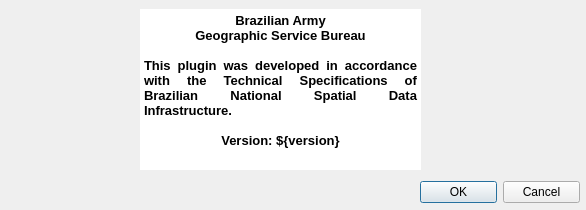
Qt form DsgTools/gui/AboutAndFurtherInfo/ui_about.ui (dsgoficial/DsgTools) before a commit.
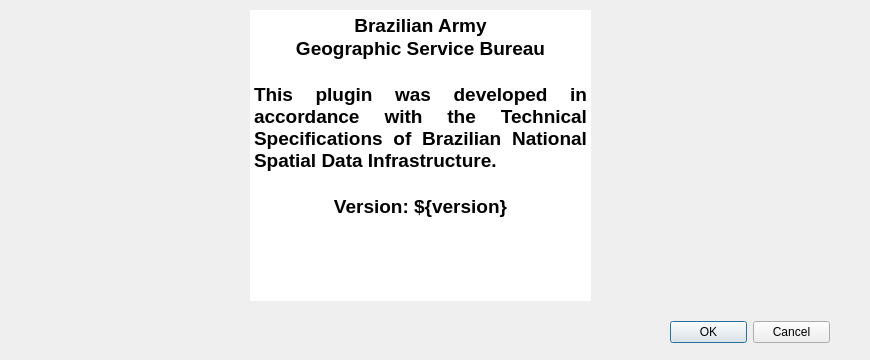
The same form after that commit. Icons and pictures are not drawn.

```diff
--- a/DsgTools/gui/AboutAndFurtherInfo/ui_about.ui
+++ b/DsgTools/gui/AboutAndFurtherInfo/ui_about.ui
@@ -6,18 +6,36 @@
    <rect>
     <x>0</x>
     <y>0</y>
-    <width>586</width>
-    <height>210</height>
+    <width>870</width>
+    <height>360</height>
    </rect>
   </property>
+  <property name="sizePolicy">
+   <sizepolicy hsizetype="Fixed" vsizetype="Fixed">
+    <horstretch>0</horstretch>
+    <verstretch>0</verstretch>
+   </sizepolicy>
+  </property>
+  <property name="minimumSize">
+   <size>
+    <width>870</width>
+    <height>360</height>
+   </size>
+  </property>
+  <property name="maximumSize">
+   <size>
+    <width>870</width>
+    <height>360</height>
+   </size>
+  </property>
   <property name="windowTitle">
    <string>About</string>
   </property>
   <widget class="QDialogButtonBox" name="buttonBox">
    <property name="geometry">
     <rect>
-     <x>420</x>
-     <y>180</y>
+     <x>670</x>
+     <y>320</y>
      <width>160</width>
      <height>25</height>
     </rect>
@@ -32,12 +50,18 @@
   <widget class="QLabel" name="label">
    <property name="geometry">
     <rect>
-     <x>430</x>
-     <y>10</y>
-     <width>151</width>
-     <height>161</height>
+     <x>550</x>
+     <y>20</y>
+     <width>331</width>
+     <height>271</height>
     </rect>
    </property>
+   <property name="sizePolicy">
+    <sizepolicy hsizetype="Fixed" vsizetype="Fixed">
+     <horstretch>0</horstretch>
+     <verstretch>0</verstretch>
+    </sizepolicy>
+   </property>
    <property name="text">
     <string/>
    </property>
@@ -53,10 +77,16 @@
     <rect>
      <x>9</x>
      <y>9</y>
-     <width>121</width>
-     <height>161</height>
+     <width>221</width>
+     <height>291</height>
     </rect>
    </property>
+   <property name="sizePolicy">
+    <sizepolicy hsizetype="Fixed" vsizetype="Fixed">
+     <horstretch>0</horstretch>
+     <verstretch>0</verstretch>
+    </sizepolicy>
+   </property>
    <property name="text">
     <string/>
    </property>
@@ -73,12 +103,18 @@
    </property>
    <property name="geometry">
     <rect>
-     <x>140</x>
-     <y>9</y>
-     <width>281</width>
-     <height>161</height>
+     <x>250</x>
+     <y>10</y>
+     <width>341</width>
+     <height>291</height>
     </rect>
    </property>
+   <property name="sizePolicy">
+    <sizepolicy hsizetype="Fixed" vsizetype="Fixed">
+     <horstretch>0</horstretch>
+     <verstretch>0</verstretch>
+    </sizepolicy>
+   </property>
    <property name="frameShape">
     <enum>QFrame::NoFrame</enum>
    </property>
@@ -89,13 +125,13 @@
     <string>&lt;!DOCTYPE HTML PUBLIC &quot;-//W3C//DTD HTML 4.0//EN&quot; &quot;http://www.w3.org/TR/REC-html40/strict.dtd&quot;&gt;
 &lt;html&gt;&lt;head&gt;&lt;meta name=&quot;qrichtext&quot; content=&quot;1&quot; /&gt;&lt;style type=&quot;text/css&quot;&gt;
 p, li { white-space: pre-wrap; }
-&lt;/style&gt;&lt;/head&gt;&lt;body style=&quot; font-family:'.SF NS Text'; font-size:13pt; font-weight:400; font-style:normal;&quot;&gt;
-&lt;p align=&quot;center&quot; style=&quot; margin-top:0px; margin-bottom:0px; margin-left:0px; margin-right:0px; -qt-block-indent:0; text-indent:0px;&quot;&gt;&lt;span style=&quot; font-family:'MS Shell Dlg 2'; font-size:10pt; font-weight:600;&quot;&gt;Brazilian Army&lt;/span&gt;&lt;/p&gt;
-&lt;p align=&quot;center&quot; style=&quot; margin-top:0px; margin-bottom:0px; margin-left:0px; margin-right:0px; -qt-block-indent:0; text-indent:0px;&quot;&gt;&lt;span style=&quot; font-family:'MS Shell Dlg 2'; font-size:10pt; font-weight:600;&quot;&gt;Geographic Service Bureau&lt;/span&gt;&lt;/p&gt;
-&lt;p align=&quot;center&quot; style=&quot;-qt-paragraph-type:empty; margin-top:0px; margin-bottom:0px; margin-left:0px; margin-right:0px; -qt-block-indent:0; text-indent:0px; font-family:'MS Shell Dlg 2'; font-size:10pt; font-weight:600;&quot;&gt;&lt;br /&gt;&lt;/p&gt;
-&lt;p align=&quot;justify&quot; style=&quot; margin-top:0px; margin-bottom:0px; margin-left:0px; margin-right:0px; -qt-block-indent:0; text-indent:0px;&quot;&gt;&lt;span style=&quot; font-family:'MS Shell Dlg 2'; font-size:10pt; font-weight:600;&quot;&gt;This plugin was developed in accordance with the Technical Specifications of Brazilian National Spatial Data Infrastructure.&lt;/span&gt;&lt;/p&gt;
-&lt;p align=&quot;justify&quot; style=&quot;-qt-paragraph-type:empty; margin-top:0px; margin-bottom:0px; margin-left:0px; margin-right:0px; -qt-block-indent:0; text-indent:0px; font-family:'MS Shell Dlg 2'; font-size:10pt; font-weight:600;&quot;&gt;&lt;br /&gt;&lt;/p&gt;
-&lt;p align=&quot;center&quot; style=&quot; margin-top:0px; margin-bottom:0px; margin-left:0px; margin-right:0px; -qt-block-indent:0; text-indent:0px;&quot;&gt;&lt;span style=&quot; font-family:'MS Shell Dlg 2'; font-size:10pt; font-weight:600;&quot;&gt;Version: ${version}&lt;/span&gt;&lt;/p&gt;&lt;/body&gt;&lt;/html&gt;</string>
+&lt;/style&gt;&lt;/head&gt;&lt;body style=&quot; font-family:'MS Shell Dlg 2'; font-size:8.25pt; font-weight:400; font-style:normal;&quot;&gt;
+&lt;p align=&quot;center&quot; style=&quot; margin-top:0px; margin-bottom:0px; margin-left:0px; margin-right:0px; -qt-block-indent:0; text-indent:0px;&quot;&gt;&lt;span style=&quot; font-size:14pt; font-weight:600;&quot;&gt;Brazilian Army&lt;/span&gt;&lt;/p&gt;
+&lt;p align=&quot;center&quot; style=&quot; margin-top:0px; margin-bottom:0px; margin-left:0px; margin-right:0px; -qt-block-indent:0; text-indent:0px;&quot;&gt;&lt;span style=&quot; font-size:14pt; font-weight:600;&quot;&gt;Geographic Service Bureau&lt;/span&gt;&lt;/p&gt;
+&lt;p align=&quot;center&quot; style=&quot;-qt-paragraph-type:empty; margin-top:0px; margin-bottom:0px; margin-left:0px; margin-right:0px; -qt-block-indent:0; text-indent:0px; font-size:14pt; font-weight:600;&quot;&gt;&lt;br /&gt;&lt;/p&gt;
+&lt;p align=&quot;justify&quot; style=&quot; margin-top:0px; margin-bottom:0px; margin-left:0px; margin-right:0px; -qt-block-indent:0; text-indent:0px;&quot;&gt;&lt;span style=&quot; font-size:14pt; font-weight:600;&quot;&gt;This plugin was developed in accordance with the Technical Specifications of Brazilian National Spatial Data Infrastructure.&lt;/span&gt;&lt;/p&gt;
+&lt;p align=&quot;justify&quot; style=&quot;-qt-paragraph-type:empty; margin-top:0px; margin-bottom:0px; margin-left:0px; margin-right:0px; -qt-block-indent:0; text-indent:0px; font-size:14pt; font-weight:600;&quot;&gt;&lt;br /&gt;&lt;/p&gt;
+&lt;p align=&quot;center&quot; style=&quot; margin-top:0px; margin-bottom:0px; margin-left:0px; margin-right:0px; -qt-block-indent:0; text-indent:0px;&quot;&gt;&lt;span style=&quot; font-size:14pt; font-weight:600;&quot;&gt;Version: ${version}&lt;/span&gt;&lt;/p&gt;&lt;/body&gt;&lt;/html&gt;</string>
    </property>
   </widget>
  </widget>
```
Left out of the diff: 4 changed lines with no effect on the pictures.
